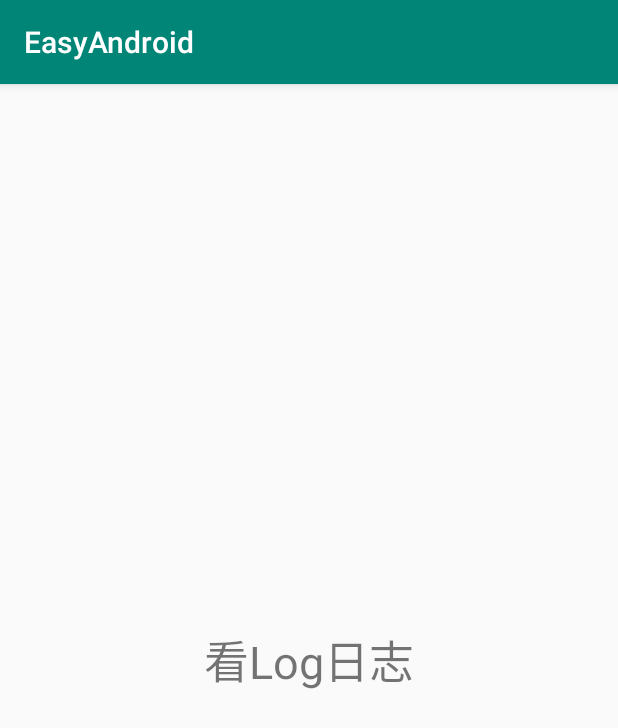
After one commit to Greathfs/EasyAndroid, an Android app: the LogActivity screen opened directly, with no data from a screen before it, on a phone screen of 412 x 824 dp. The commit adds this screen. Shown: the top 728 px of the screen. Run offline under Robolectric (Android 15) with nearby library versions, the phone set to English and light mode, and no system bars; libraries missing offline, so code that uses them is left out: com.orhanobut.logger; 3 statements that could not run were skipped.

Commit message:
封装Log日志

```diff
--- a/app/src/main/AndroidManifest.xml
+++ b/app/src/main/AndroidManifest.xml
@@ -40,6 +40,7 @@
         <activity android:name=".image.ImageActivity"/>
         <activity android:name=".http.NetActivity"/>
         <activity android:name=".permission.PermissionActivity"/>
+        <activity android:name=".log.LogActivity"/>
     </application>
 
 </manifest>
--- a/app/src/main/java/com/hfs/easyandroid/MainActivity.java
+++ b/app/src/main/java/com/hfs/easyandroid/MainActivity.java
@@ -7,6 +7,7 @@ import android.view.View;
 
 import com.hfs.easyandroid.image.ImageActivity;
 import com.hfs.easyandroid.http.NetActivity;
+import com.hfs.easyandroid.log.LogActivity;
 import com.hfs.easyandroid.permission.PermissionActivity;
 
 public class MainActivity extends AppCompatActivity {
@@ -21,14 +22,18 @@ public class MainActivity extends AppCompatActivity {
     }
 
     public void toImg(View view) {
-        startActivity(new Intent(this,ImageActivity.class));
+        startActivity(new Intent(this, ImageActivity.class));
     }
 
     public void toNet(View view) {
-        startActivity(new Intent(this,NetActivity.class));
+        startActivity(new Intent(this, NetActivity.class));
     }
 
     public void toPermission(View view) {
-        startActivity(new Intent(this,PermissionActivity.class));
+        startActivity(new Intent(this, PermissionActivity.class));
+    }
+
+    public void toLog(View view) {
+        startActivity(new Intent(this, LogActivity.class));
     }
 }
--- /dev/null
+++ b/app/src/main/java/com/hfs/easyandroid/log/LogActivity.java
@@ -0,0 +1,51 @@
+package com.hfs.easyandroid.log;
+
+import android.os.Bundle;
+import android.support.annotation.Nullable;
+import android.support.v7.app.AppCompatActivity;
+
+import com.hfs.easy.utils.LogUtil;
+import com.hfs.easyandroid.App;
+import com.hfs.easyandroid.R;
+
+/**
+ * @author HuangFusheng
+ * @date 2018/12/18
+ * @description LogActivity
+ */
+public class LogActivity extends AppCompatActivity {
+
+    @Override
+    protected void onCreate(@Nullable Bundle savedInstanceState) {
+        super.onCreate(savedInstanceState);
+        setContentView(R.layout.activity_log);
+
+        LogUtil.v("hello");
+        LogUtil.d("hello");
+        LogUtil.i("hello");
+        LogUtil.w("hello");
+        LogUtil.e("hello");
+        LogUtil.wtf("hello");
+        LogUtil.json("{\"name\":\"hacket\",\"pass\":\"123456\"}");
+        LogUtil.xml("<root><name>hacket</name><pass>123456</pass></root>");
+        try {
+            String s = null;
+            s.toString();
+        } catch (Exception e) {
+            LogUtil.e("hello", e, e.getMessage());
+            LogUtil.printStackTrace(e);
+        }
+
+        LogUtil.v("tag", "hacket");
+        LogUtil.d("tag", "hacket");
+        LogUtil.i("tag", "hacket");
+        LogUtil.w("tag", "hacket");
+        LogUtil.e("tag", "hacket");
+        LogUtil.wtf("tag", "hacket");
+        LogUtil.json("tag", "{\"name\":\"hacket\",\"pass\":\"123456\"}");
+        LogUtil.xml("tag", "<root><name>hacket</name><pass>123456</pass></root>");
+
+        LogUtil.e(null, "this is a null tag");
+
+    }
+}
--- /dev/null
+++ b/app/src/main/res/layout/activity_log.xml
@@ -0,0 +1,14 @@
+<?xml version="1.0" encoding="utf-8"?>
+<LinearLayout xmlns:android="http://schemas.android.com/apk/res/android"
+    android:layout_width="match_parent"
+    android:layout_height="match_parent">
+
+
+    <TextView
+        android:layout_width="match_parent"
+        android:layout_height="match_parent"
+        android:textSize="30sp"
+        android:gravity="center"
+        android:text="看Log日志"/>
+
+</LinearLayout>
--- a/app/src/main/res/layout/activity_main.xml
+++ b/app/src/main/res/layout/activity_main.xml
@@ -29,6 +29,12 @@
             android:onClick="toPermission"
             android:text="跳转到权限"/>
 
+        <Button
+            android:layout_width="match_parent"
+            android:layout_height="wrap_content"
+            android:onClick="toLog"
+            android:text="跳转到日志"/>
+
 
 
     </LinearLayout>
--- a/easy/build.gradle
+++ b/easy/build.gradle
@@ -43,4 +43,6 @@ dependencies {
     implementation 'com.tbruyelle.rxpermissions2:rxpermissions:0.9.4@aar'
     implementation 'io.reactivex.rxjava2:rxandroid:2.0.2'
     implementation 'io.reactivex.rxjava2:rxjava:2.1.16'
+
+    implementation 'com.orhanobut:logger:2.2.0'
 }
--- /dev/null
+++ b/easy/src/main/java/com/hfs/easy/utils/LogUtil.java
@@ -0,0 +1,315 @@
+package com.hfs.easy.utils;
+
+import android.util.Log;
+
+import com.hfs.easy.BuildConfig;
+import com.orhanobut.logger.AndroidLogAdapter;
+import com.orhanobut.logger.FormatStrategy;
+import com.orhanobut.logger.Logger;
+import com.orhanobut.logger.PrettyFormatStrategy;
+
+/**
+ * @author HuangFusheng
+ * @date 2018/12/18
+ * @description LogUtil
+ */
+public class LogUtil {
+
+    /**
+     * debug环境在输出所有级别l的og
+     * <br/>
+     * release环境下只输出warn,error,assert级别的log
+     * <p/>
+     * you should config in your build.gradle
+     * <pre>
+     * buildTypes {
+     *    release {
+     *      buildConfigField "boolean", "LOG_DEBUG", "false"
+     *    }
+     * }
+     * </pre>
+     */
+    private static final boolean LOG_DEBUG_MODE = BuildConfig.DEBUG;
+
+    /**
+     * Master switch.To catch debug level info you need set this value below {@link Log#VERBOSE}<br/>
+     */
+    private static final int LOG_DEBUG_LEVEL = 0;
+    /**
+     * Master switch.To catch error level info you need set this value below {@link Log#WARN}<br/>
+     */
+    private static final int LOG_RELEASE_LEVEL = Log.INFO;
+
+    /**
+     * debug和release 环境log level switch
+     */
+    private static final int LOG_LEVEL = LOG_DEBUG_MODE ? LOG_DEBUG_LEVEL : LOG_RELEASE_LEVEL;
+
+    /**
+     * Default log tag
+     */
+    private static final String LOG_TAG = "log_tag";
+
+    /**
+     * init logger
+     */
+    static {
+        FormatStrategy formatStrategy = PrettyFormatStrategy.newBuilder()
+                .showThreadInfo(false)
+                .methodOffset(7)
+                .tag(LOG_TAG)
+                .build();
+
+        Logger.addLogAdapter(new AndroidLogAdapter(formatStrategy));
+    }
+
+    /**
+     * Don't let anyone instantiate this class.
+     */
+    private LogUtil() {
+        throw new Error("Do not need instantiate!");
+    }
+
+    /**
+     * Send a {@link Log#VERBOSE} log message.
+     *
+     * @param obj
+     */
+    public static void v(Object obj) {
+        if (Log.VERBOSE > LOG_LEVEL) {
+            String msg = obj != null ? obj.toString() : "obj == null";
+            logger(LOG_TAG, msg, Log.VERBOSE, null);
+        }
+    }
+
+    /**
+     * Send a {@link Log#VERBOSE} log message.
+     */
+    public static void v(String tag, Object obj) {
+        if (Log.VERBOSE > LOG_LEVEL) {
+            String msg = obj != null ? obj.toString() : "obj == null";
+            logger(tag, msg, Log.VERBOSE, null);
+        }
+    }
+
+    /**
+     * Send a {@link #LOG_LEVEL} log message.
+     *
+     * @param obj
+     */
+    public static void d(Object obj) {
+        if (Log.DEBUG > LOG_LEVEL) {
+            String msg = obj != null ? obj.toString() : "obj == null";
+            logger(LOG_TAG, msg, Log.DEBUG, null);
+        }
+    }
+
+    /**
+     * Send a {@link Log#DEBUG} log message.
+     */
+    public static void d(String tag, Object obj) {
+        if (Log.DEBUG > LOG_LEVEL) {
+            String msg = obj != null ? obj.toString() : "obj == null";
+            logger(tag, msg, Log.DEBUG, null);
+        }
+    }
+
+    /**
+     * Send an {@link Log#INFO} log message.
+     *
+     * @param obj
+     */
+    public static void i(Object obj) {
+        if (Log.INFO > LOG_LEVEL) {
+            String msg = obj != null ? obj.toString() : "obj == null";
+            logger(LOG_TAG, msg, Log.INFO, null);
+        }
+    }
+
+    /**
+     * Send an {@link Log#INFO} log message.
+     */
+    public static void i(String tag, Object obj) {
+        if (Log.INFO > LOG_LEVEL) {
+            String msg = obj != null ? obj.toString() : "obj == null";
+            logger(tag, msg, Log.INFO, null);
+        }
+    }
+
+    /**
+     * Send a {@link Log#WARN} log message.
+     *
+     * @param obj
+     */
+    public static void w(Object obj) {
+        if (Log.WARN > LOG_LEVEL) {
+            String msg = obj != null ? obj.toString() : "obj == null";
+            logger(LOG_TAG, msg, Log.WARN, null);
+        }
+    }
+
+    /**
+     * Send a {@link Log#WARN} log message.
+     */
+    public static void w(String tag, Object obj) {
+        if (Log.WARN > LOG_LEVEL) {
+            String msg = obj != null ? obj.toString() : "obj == null";
+            logger(tag, msg, Log.WARN, null);
+        }
+    }
+
+    /**
+     * Send an {@link Log#ERROR} log message.
+     *
+     * @param obj
+     */
+    public static void e(Object obj) {
+        if (Log.ERROR > LOG_LEVEL) {
+            String msg = obj != null ? obj.toString() : "obj == null";
+            logger(LOG_TAG, msg, Log.ERROR, null);
+        }
+    }
+
+    /**
+     * Send an {@link Log#ERROR} log message.
+     */
+    public static void e(String tag, Object obj) {
+        if (Log.ERROR > LOG_LEVEL) {
+            String msg = obj != null ? obj.toString() : "obj == null";
+            logger(tag, msg, Log.ERROR, null);
+        }
+    }
+
+    /**
+     * 避免和{@link LogUtil#e(String, Object)}混淆，不对外暴露
+     * <p>
+     * Send an {@link Log#ERROR} log message.
+     * </p>
+     */
+    private static void e(Throwable throwable, Object obj) {
+        if (Log.ERROR > LOG_LEVEL) {
+            String msg = obj != null ? obj.toString() : "obj == null";
+            logger(LOG_TAG, msg, Log.ERROR, throwable);
+        }
+    }
+
+    /**
+     * Send an {@link Log#ERROR} log message.
+     */
+    public static void e(String tag, Throwable throwable, Object obj) {
+        if (Log.ERROR > LOG_LEVEL) {
+            String msg = obj != null ? obj.toString() : "obj == null";
+            logger(tag, msg, Log.ERROR, throwable);
+        }
+    }
+
+    public static void wtf(Object obj) {
+        if (Log.ASSERT > LOG_LEVEL) {
+            String msg = obj != null ? obj.toString() : "obj == null";
+            logger(LOG_TAG, msg, Log.ASSERT, null);
+        }
+    }
+
+    /**
+     * What a Terrible Failure: Report a condition that should never happen. The
+     * error will always be logged at level ASSERT with the call stack.
+     * Depending on system configuration, a report may be added to the
+     * {@link android.os.DropBoxManager} and/or the process may be terminated
+     * immediately with an error dialog.
+     *
+     * @param tag Used to identify the source of a log message.
+     * @param obj The message you would like logged.
+     */
+    public static void wtf(String tag, Object obj) {
+        if (Log.ASSERT > LOG_LEVEL) {
+            String msg = obj != null ? obj.toString() : "obj == null";
+            logger(tag, msg, Log.ASSERT, null);
+        }
+    }
+
+    /**
+     * pretty json
+     *
+     * @param json
+     */
+    public static void json(String json) {
+        if (Log.DEBUG > LOG_LEVEL) {
+            loggerJson(LOG_TAG, json);
+        }
+    }
+
+    public static void json(String tag, String json) {
+        if (Log.DEBUG > LOG_LEVEL) {
+            loggerJson(tag, json);
+        }
+    }
+
+    private static void loggerJson(String tag, String json) {
+        Logger.t(tag).json(json);
+    }
+
+    /**
+     * pretty xml
+     *
+     * @param xml
+     */
+    public static void xml(String xml) {
+        if (Log.DEBUG > LOG_LEVEL) {
+            loggerXml(LOG_TAG, xml);
+        }
+    }
+
+    public static void xml(String tag, String xml) {
+        if (Log.DEBUG > LOG_LEVEL) {
+            loggerXml(tag, xml);
+        }
+    }
+
+    private static void loggerXml(String tag, String xml) {
+        Logger.t(tag).xml(xml);
+    }
+
+    /**
+     * Exception信息输出
+     *
+     * @param e 输出异常
+     */
+    public static void printStackTrace(Throwable e) {
+        if (Log.ERROR > LOG_LEVEL) {
+            e.printStackTrace();
+        }
+    }
+
+    /**
+     * Logger
+     *
+     * @param tag
+     * @param msg
+     * @param logLevel
+     * @param throwable
+     */
+    private static void logger(String tag, String msg, int logLevel, Throwable throwable) {
+        switch (logLevel) {
+            case Log.VERBOSE:
+                Logger.t(tag).v(msg);
+                break;
+            case Log.DEBUG:
+                Logger.t(tag).d(msg);
+                break;
+            case Log.INFO:
+                Logger.t(tag).i(msg);
+                break;
+            case Log.WARN:
+                Logger.t(tag).w(msg);
+                break;
+            case Log.ERROR:
+                Logger.t(tag).e(throwable, msg);
+                break;
+            case Log.ASSERT:
+                Logger.t(tag).wtf(msg);
+                break;
+            default:
+                break;
+        }
+    }
+}
```
